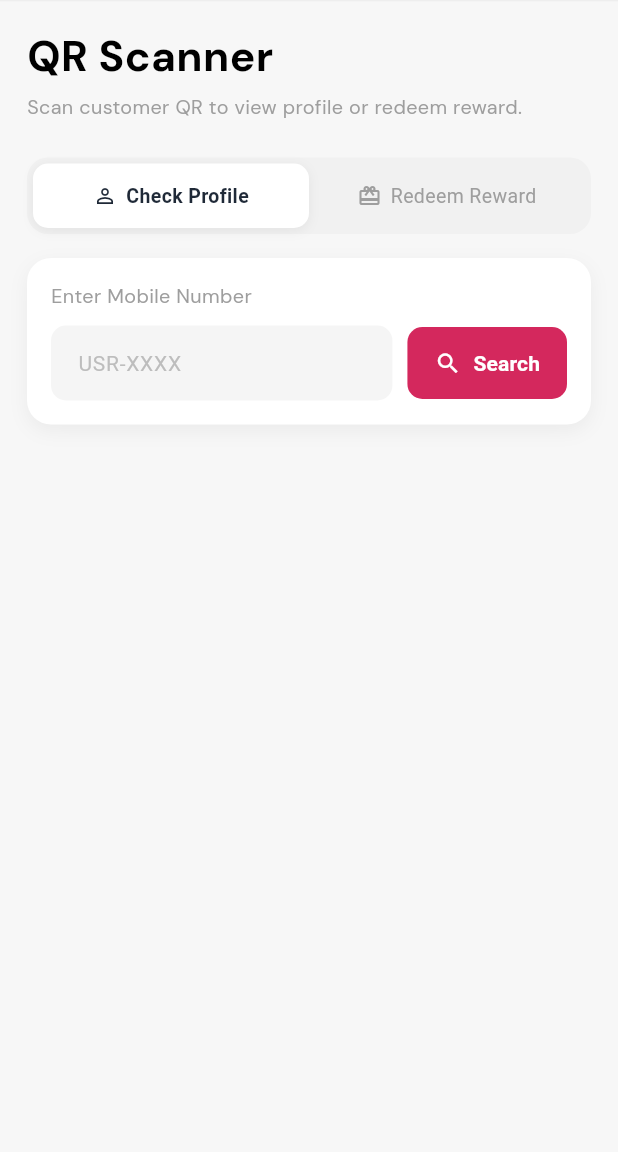
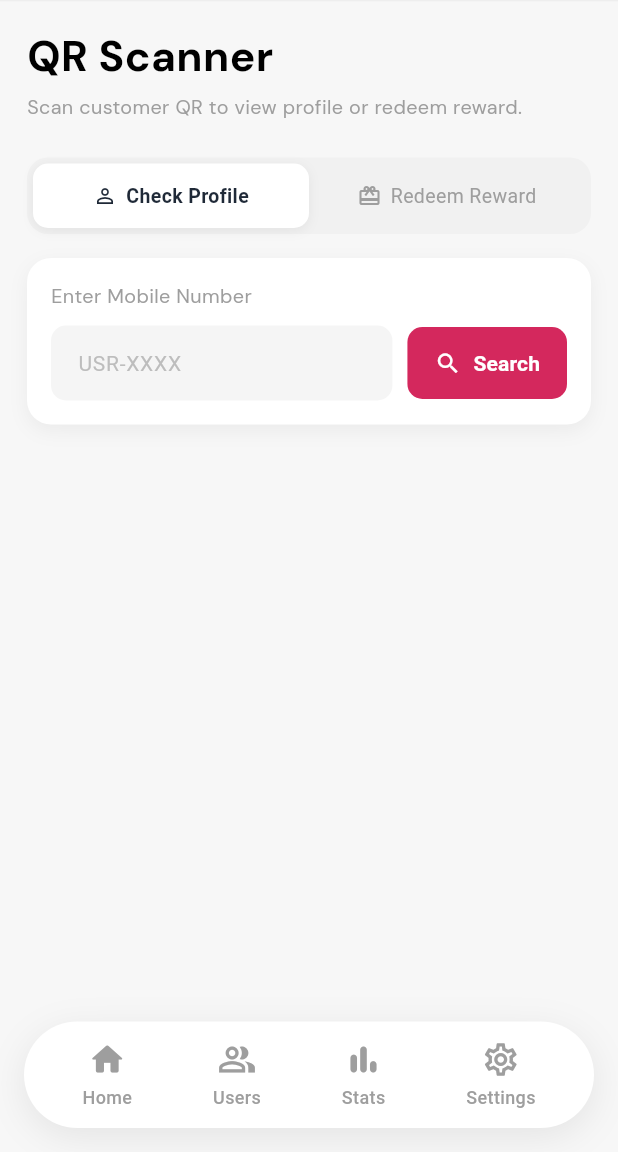
Before and after one commit to AbinashGBubble/oji_ramen_admin, a Flutter app: the EnterCodeManuallyScreen screen opened by its route, on a phone screen of 412 x 824 dp, the part 84-1236 px from its top. Run offline on Flutter 3.47's test engine with Material 3 defaults, Android fonts, the phone set to English and light mode, and no system bars; our stand-ins replace device_info_plus, flutter_screenutil, flutter_secure_storage, get, google_fonts, package_info_plus and 1 more; missing offline and left inert: flutter_inappwebview, mobile_scanner, webview_flutter_android; accounts and stored records are empty; network calls fail.

Commit message:
Refactor navigation and session management: implement AppBottomNavBar, enhance QR code handling, and streamline API service methods

```diff
--- /dev/null
+++ b/lib/Modules/Dashboard/app_bottom_nav_bar.dart
@@ -0,0 +1,148 @@
+import 'package:flutter/material.dart';
+import 'package:loyalty_admin/constant/app_colors.dart';
+
+/// The active tab to highlight in [AppBottomNavBar].
+///
+/// Use [AppBottomNavBarTab.none] when the current screen sits outside the
+/// normal tab flow (e.g. the Enter-Manually / QR-search screen).
+enum AppBottomNavBarTab { home, users, stats, settings, none }
+
+/// A shared, floating bottom-navigation bar used across all main screens.
+///
+/// Renders the four primary nav items (Home, Users, Stats, Settings).
+/// The currently-active item is highlighted in the brand primary colour.
+/// Tapping a tab invokes [onTabSelected]; the host widget is responsible
+/// for the actual navigation / page switch so this widget stays stateless.
+class AppBottomNavBar extends StatelessWidget {
+  const AppBottomNavBar({
+    super.key,
+    this.activeTab = AppBottomNavBarTab.none,
+    required this.onTabSelected,
+  });
+
+  /// Which tab should appear selected.
+  final AppBottomNavBarTab activeTab;
+
+  /// Called when the user taps a tab; receives the tapped [AppBottomNavBarTab].
+  final void Function(AppBottomNavBarTab tab) onTabSelected;
+
+  static const _kActiveColor = Color(0xFFD7425B);
+  static const _kInactiveColor = Colors.grey;
+
+  static const _items = [
+    _NavItemData(
+      icon: Icons.home_rounded,
+      label: 'Home',
+      tab: AppBottomNavBarTab.home,
+    ),
+    _NavItemData(
+      icon: Icons.people_alt_outlined,
+      label: 'Users',
+      tab: AppBottomNavBarTab.users,
+    ),
+    _NavItemData(
+      icon: Icons.bar_chart_rounded,
+      label: 'Stats',
+      tab: AppBottomNavBarTab.stats,
+    ),
+    _NavItemData(
+      icon: Icons.settings_outlined,
+      label: 'Settings',
+      tab: AppBottomNavBarTab.settings,
+    ),
+  ];
+
+  @override
+  Widget build(BuildContext context) {
+    return SafeArea(
+      child: Container(
+        margin: const EdgeInsets.only(left: 16, right: 16, bottom: 16),
+        padding: const EdgeInsets.symmetric(horizontal: 12, vertical: 10),
+        decoration: BoxDecoration(
+          color: Colors.white,
+          borderRadius: BorderRadius.circular(40),
+          boxShadow: [
+            BoxShadow(
+              color: Colors.black.withOpacity(0.08),
+              blurRadius: 20,
+              offset: const Offset(0, 6),
+            ),
+          ],
+        ),
+        child: Row(
+          mainAxisAlignment: MainAxisAlignment.spaceAround,
+          children: _items
+              .map(
+                (item) => _NavItem(
+                  data: item,
+                  isSelected: activeTab == item.tab,
+                  activeColor: _kActiveColor,
+                  inactiveColor: _kInactiveColor,
+                  onTap: () => onTabSelected(item.tab),
+                ),
+              )
+              .toList(),
+        ),
+      ),
+    );
+  }
+}
+
+// ---------------------------------------------------------------------------
+// Internal helpers (private to this file)
+// ---------------------------------------------------------------------------
+
+class _NavItemData {
+  const _NavItemData({
+    required this.icon,
+    required this.label,
+    required this.tab,
+  });
+
+  final IconData icon;
+  final String label;
+  final AppBottomNavBarTab tab;
+}
+
+class _NavItem extends StatelessWidget {
+  const _NavItem({
+    required this.data,
+    required this.isSelected,
+    required this.activeColor,
+    required this.inactiveColor,
+    required this.onTap,
+  });
+
+  final _NavItemData data;
+  final bool isSelected;
+  final Color activeColor;
+  final Color inactiveColor;
+  final VoidCallback onTap;
+
+  @override
+  Widget build(BuildContext context) {
+    final color = isSelected ? activeColor : inactiveColor;
+    return GestureDetector(
+      behavior: HitTestBehavior.opaque,
+      onTap: onTap,
+      child: Padding(
+        padding: const EdgeInsets.symmetric(horizontal: 8, vertical: 2),
+        child: Column(
+          mainAxisSize: MainAxisSize.min,
+          children: [
+            Icon(data.icon, size: 26, color: color),
+            const SizedBox(height: 4),
+            Text(
+              data.label,
+              style: TextStyle(
+                fontSize: 12,
+                fontWeight: FontWeight.w500,
+                color: color,
+              ),
+            ),
+          ],
+        ),
+      ),
+    );
+  }
+}
--- a/lib/Modules/ScanQr/scan_qr_controller.dart
+++ b/lib/Modules/ScanQr/scan_qr_controller.dart
@@ -6,6 +6,7 @@ import 'package:get/get.dart';
 import 'package:loyalty_admin/models/add_visits_response.dart';
 import 'package:loyalty_admin/models/profile_scan_qr_model.dart';
 import 'package:loyalty_admin/models/rewards_scan_qr_response.dart';
+import 'package:loyalty_admin/routes/app_routes.dart';
 
 import 'package:loyalty_admin/services/network/add_visits_api_service.dart';
 import 'package:loyalty_admin/services/network/scan_reward_qr_api_service.dart';
@@ -236,6 +237,9 @@ class ScanQrController extends GetxController {
           parsed.message,
           snackPosition: SnackPosition.BOTTOM,
         );
+        await Future.delayed(const Duration(milliseconds: 1200));
+        reset();
+        Get.offAllNamed(AppRoutes.home);
       } else {
         Get.snackbar(
           "Error",
@@ -269,7 +273,7 @@ class ScanQrController extends GetxController {
       isRedeeming.value = true;
 
       final response =
-          await _rewardApi.reedemReward(id: rewardData!.id);
+          await _rewardApi.reedemReward(userID:rewardData!.user.id,rewardId:  rewardData!.id);
 
       if (response?['success'] == true) {
         rewardResponse.value = null;
@@ -278,6 +282,9 @@ class ScanQrController extends GetxController {
           "Reward redeemed successfully",
           snackPosition: SnackPosition.BOTTOM,
         );
+        await Future.delayed(const Duration(milliseconds: 1200));
+        reset();
+        Get.offAllNamed(AppRoutes.home);
       } else {
         Get.snackbar(
           "Error",
--- a/lib/Modules/redeem/enter_manually_screen.dart
+++ b/lib/Modules/redeem/enter_manually_screen.dart
@@ -1,12 +1,13 @@
 import 'package:flutter/material.dart';
 import 'package:get/get.dart';
-import 'package:loyalty_admin/modules/Dashboard/common_bottom_bar.dart';
+import 'package:loyalty_admin/modules/Dashboard/app_bottom_nav_bar.dart';
 import 'package:loyalty_admin/modules/ScanQr/scan_qr_controller.dart';
 import 'package:loyalty_admin/modules/redeem/widgets/profile_card.dart';
 import 'package:loyalty_admin/modules/redeem/widgets/reward_card.dart';
 import 'package:loyalty_admin/modules/redeem/widgets/qr_search_section.dart';
 import 'package:loyalty_admin/common/app_spacing.dart';
 import 'package:loyalty_admin/common/app_text_styles.dart';
+import 'package:loyalty_admin/routes/app_routes.dart';
 
 class EnterCodeManuallyScreen extends StatefulWidget {
   const EnterCodeManuallyScreen({super.key});
@@ -36,17 +37,36 @@ class _EnterCodeManuallyScreenState extends State<EnterCodeManuallyScreen> {
     final uid = _uidController.text.trim();
     if (uid.isEmpty) return;
     final qrType = controller.isRedeem.value ? 'rewards' : 'profile';
-     if (!controller.isRedeem.value && uid.length < 10) {
-      Get.snackbar("Invalid Number", "Please enter a valid 10-digit mobile number");
-
+    if (!controller.isRedeem.value && uid.length < 10) {
+      Get.snackbar(
+        "Invalid Number",
+        "Please enter a valid 10-digit mobile number",
+      );
       return;
     }
     await controller.handleQrCode('{"uid":"$uid","type":"$qrType"}');
   }
 
+  /// Handles bottom-nav taps from within this screen.
+  ///
+  /// Since [EnterCodeManuallyScreen] is not part of the [CommonBottomBar]
+  /// IndexedStack, tapping any tab navigates back to the home shell and
+  /// passes the desired tab index so [CommonBottomBar] opens to the right page.
+  void _onNavTabSelected(AppBottomNavBarTab tab) {
+    // Map enum → int index that CommonBottomBar's _pageConfig uses.
+    const tabIndexMap = {
+      AppBottomNavBarTab.home: 0,
+      AppBottomNavBarTab.users: 1,
+      AppBottomNavBarTab.stats: 2,
+      AppBottomNavBarTab.settings: 3,
+    };
+    final index = tabIndexMap[tab] ?? 0;
+    Get.offAllNamed(AppRoutes.home, arguments: {'initialTab': index});
+  }
+
   @override
   Widget build(BuildContext context) {
-    return  Scaffold(
+    return Scaffold(
       backgroundColor: const Color(0xFFF7F7F7),
 
       appBar: AppBar(
@@ -56,7 +76,7 @@ class _EnterCodeManuallyScreenState extends State<EnterCodeManuallyScreen> {
         title: Row(
           mainAxisAlignment: MainAxisAlignment.start,
           children: [
-            Image(
+            const Image(
               image: AssetImage('assets/icons/Oji_log.png'),
               height: 40,
             ),
@@ -89,6 +109,7 @@ class _EnterCodeManuallyScreenState extends State<EnterCodeManuallyScreen> {
           child: Container(height: 1, color: Colors.grey.shade200),
         ),
       ),
+
       body: Obx(
         () => SingleChildScrollView(
           padding: const EdgeInsets.fromLTRB(18, 16, 18, 40),
@@ -128,6 +149,15 @@ class _EnterCodeManuallyScreenState extends State<EnterCodeManuallyScreen> {
           ),
         ),
       ),
+
+      // ── Bottom nav bar ──────────────────────────────────────────────────
+      // No tab is highlighted (AppBottomNavBarTab.none) because this screen
+      // lives outside the four main tabs. Tapping a tab navigates back to the
+      // home shell with the correct tab pre-selected via route arguments.
+      bottomNavigationBar: AppBottomNavBar(
+        activeTab: AppBottomNavBarTab.none,
+        onTabSelected: _onNavTabSelected,
+      ),
     );
   }
 }
--- a/lib/Modules/redeem/widgets/reward_card.dart
+++ b/lib/Modules/redeem/widgets/reward_card.dart
@@ -87,7 +87,7 @@ class RewardCard extends StatelessWidget {
               icon: const Icon(Icons.check_circle_outline,
                   color: Colors.white, size: 18),
               label: const Text(
-                "Confirm Visits",
+                "Confirm Reedem",
                 style: TextStyle(
                   color: Colors.white,
                   fontWeight: FontWeight.w700,
--- a/lib/services/config/api_endpoints.dart
+++ b/lib/services/config/api_endpoints.dart
@@ -1,7 +1,7 @@
 class ApiEndpoints {
   ApiEndpoints._();
 
-  static const String baseUrl = "https://loyaltydevapi.pryzma.in/api/v1";
+  static const String baseUrl = "https://loyaltydevapi.pryzma.in/api/v1/";
 
   static const String loginUrl = "${baseUrl}admin/login";
   static const String logoutUrl = "${baseUrl}admin/logout";
--- a/lib/services/network/scan_reward_qr_api_service.dart
+++ b/lib/services/network/scan_reward_qr_api_service.dart
@@ -6,7 +6,7 @@ class ScanRewardQrApiService extends BaseApiService {
     return get(ApiEndpoints.rewardLookUp(identifier), authRequired: true);
   }
 
-   Future<Map<String, dynamic>?> reedemReward({required int id}) {
-    return get(ApiEndpoints.redeemReward(id), authRequired: true);
+   Future<Map<String, dynamic>?> reedemReward({required int userID,required int rewardId}) {
+    return post(ApiEndpoints.redeemReward(userID),body: {'rewardId':rewardId}, authRequired: true);
   }
 }
```
Also changed, not shown: lib/Modules/Dashboard/common_bottom_bar.dart (+33 -66 lines), lib/Modules/Dashboard/pwaWebview_screen.dart (+54 -33 lines), lib/services/base_api/base_api_service.dart (+41 -20 lines), lib/services/network/refresh_token_api_service.dart (+75 -18 lines).
